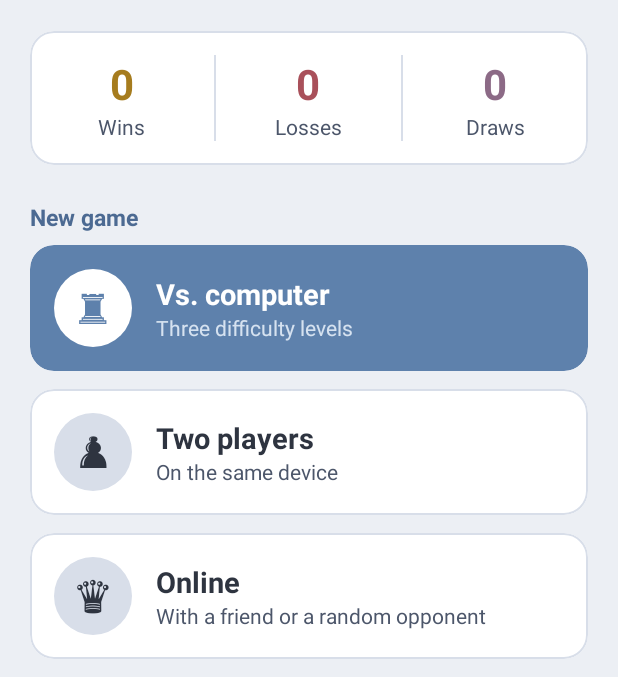
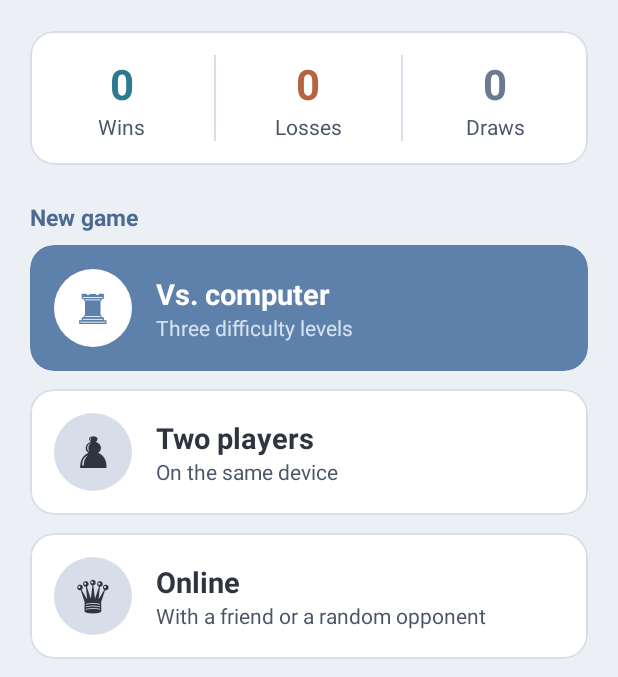
Before and after one commit to OhadBragin/Zugzwang, an Android app: the MainActivity screen opened directly, with no data from a screen before it, on a phone screen of 412 x 824 dp, the part 115-792 px from its top. Run offline under Robolectric (Android 15) with nearby library versions, the phone set to English and light mode, and no system bars.

Commit message:
Use ice-and-ember colors for wins, losses and draws
The aurora yellow, red and purple looked out of place on the cool Nord
themes. Wins are now icy cyan, losses aurora orange and draws grey, in
both the light and dark color sets.

In the dark theme, accent and avatar move from #88C0D0 to #81A1C1 so
titles and buttons no longer share the win color. Loss chips in dark
mode now use dark text for better contrast on the orange.

Co-Authored-By: Claude Opus 5.5 <noreply@anthropic.com>

```diff
--- a/app/src/main/res/values-night/colors.xml
+++ b/app/src/main/res/values-night/colors.xml
@@ -13,20 +13,21 @@
     <color name="on_primary">#ECEFF4</color>
     <color name="primary_soft">#C9D6E8</color>
     <color name="primary_container">#434C5E</color>
-    <color name="accent">#88C0D0</color>
+    <!-- Frost #81A1C1, not #88C0D0, so titles and buttons don't look like the win color -->
+    <color name="accent">#81A1C1</color>
     <color name="gold">#EBCB8B</color>
 
     <!-- Small circles behind pieces and the player avatar -->
     <color name="chip_soft">#4C566A</color>
-    <color name="avatar">#88C0D0</color>
+    <color name="avatar">#81A1C1</color>
     <color name="on_avatar">#2E3440</color>
 
-    <!-- Game results: Aurora -->
-    <color name="result_win">#EBCB8B</color>
-    <color name="result_loss">#BF616A</color>
-    <color name="result_draw">#B48EAD</color>
+    <!-- Game results, "ice and ember": Frost cyan wins, Aurora orange losses, grey draws -->
+    <color name="result_win">#88C0D0</color>
+    <color name="result_loss">#D08770</color>
+    <color name="result_draw">#A3ABBA</color>
     <color name="on_result_win">#2E3440</color>
-    <color name="on_result_loss">#FFFFFF</color>
+    <color name="on_result_loss">#2E3440</color>
     <color name="on_result_draw">#2E3440</color>
 
     <!-- Board -->
--- a/app/src/main/res/values/colors.xml
+++ b/app/src/main/res/values/colors.xml
@@ -29,10 +29,10 @@
     <color name="avatar">#5E81AC</color>
     <color name="on_avatar">#FFFFFF</color>
 
-    <!-- Game results: aurora yellow, red and purple -->
-    <color name="result_win">#A67C1E</color>
-    <color name="result_loss">#A9505A</color>
-    <color name="result_draw">#8C6A86</color>
+    <!-- Game results, "ice and ember": icy cyan wins, aurora orange losses, grey draws -->
+    <color name="result_win">#2B7A90</color>
+    <color name="result_loss">#B5643F</color>
+    <color name="result_draw">#6B7A90</color>
     <color name="on_result_win">#FFFFFF</color>
     <color name="on_result_loss">#FFFFFF</color>
     <color name="on_result_draw">#FFFFFF</color>
```
